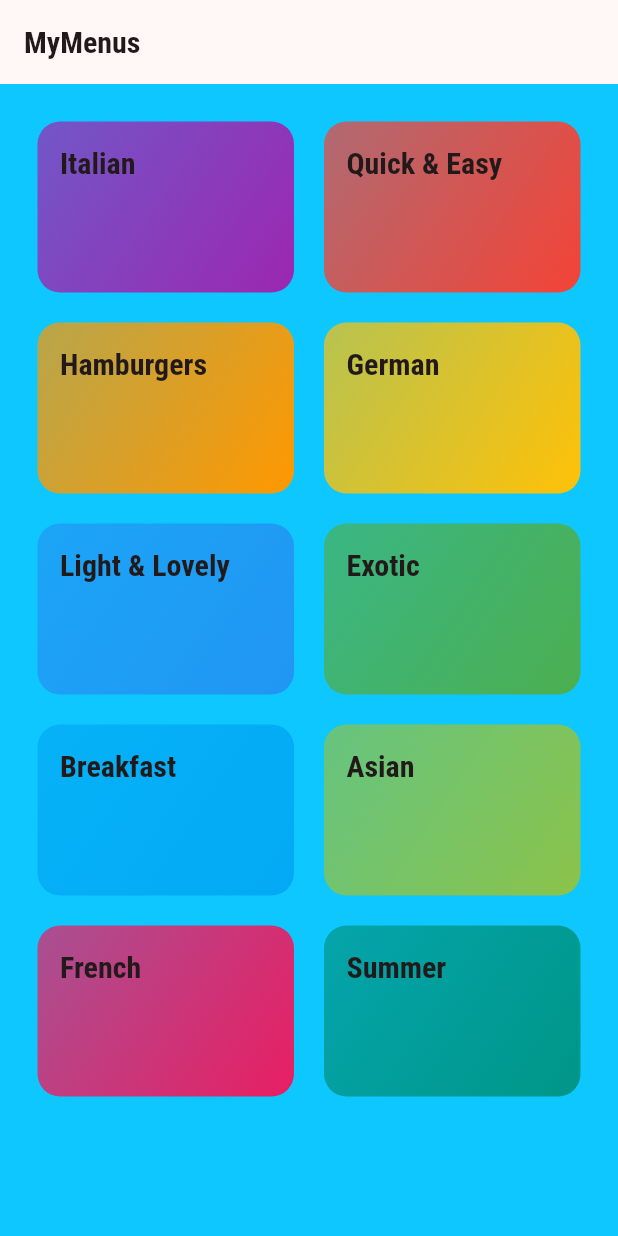
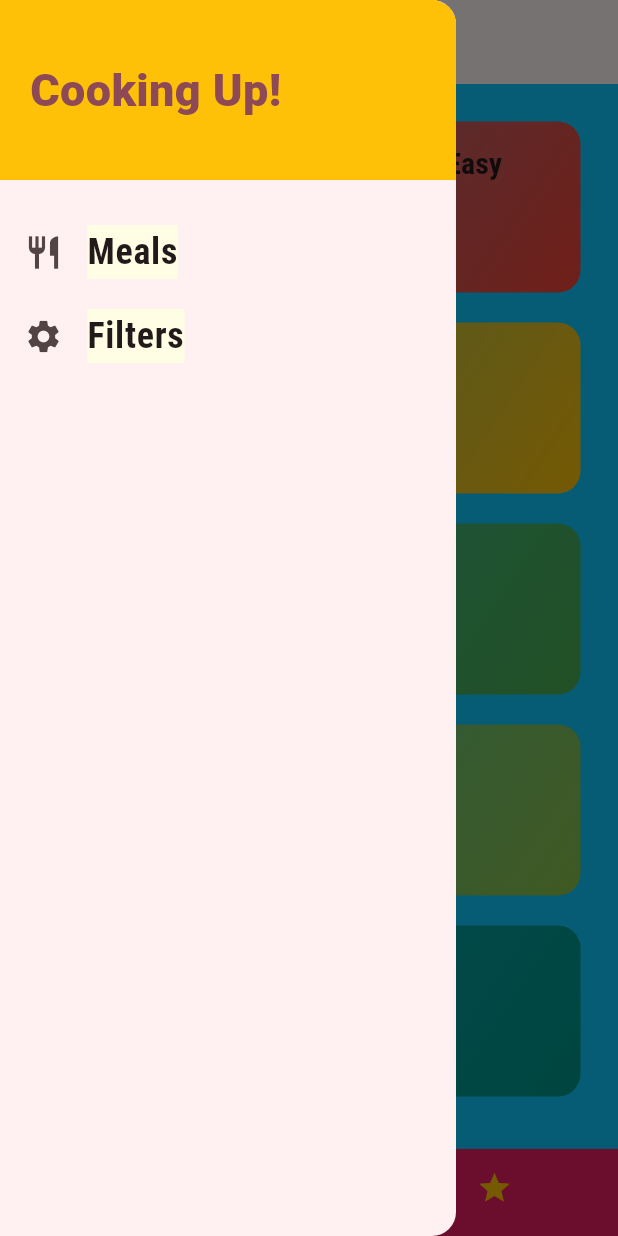
Before and after one commit to lonepu/Demo, a Flutter app: the screen it shows after launch, with the side drawer open (before the commit the screen has no drawer), on a phone screen of 412 x 824 dp. Run offline on Flutter 3.47's test engine with Material 3 defaults, Android fonts, the phone set to English and light mode, and no system bars.

Commit message:
add drawer and link with drawer pages

```diff
--- a/unit07/unit07/lib/main.dart
+++ b/unit07/unit07/lib/main.dart
@@ -2,15 +2,19 @@ import 'package:flutter/material.dart';
 import './screens/category_meals_screen.dart';
 import './screens/categories_screen.dart';
 import './screens/meal_detail_screen.dart';
+import './screens/tabs_screen.dart';
+import './screens/filters_screen.dart';
 
 void main() => runApp(MyApp());
 
 class MyApp extends StatelessWidget {
+  const MyApp({super.key});
   @override
   Widget build(BuildContext context) {
     return MaterialApp(
       title: 'DeliMeals',
       theme: ThemeData(
+        primaryColor: Colors.pink,
         colorScheme: ColorScheme.fromSeed(
           seedColor: Colors.pink, // replaces primarySwatch
           secondary: Colors.amber, // replaces accentColor
@@ -43,9 +47,10 @@ class MyApp extends StatelessWidget {
       // home: CategoriesScreen(),
       initialRoute: '/',
       routes: {
-        '/': (ctx) => CategoriesScreen(),
+        '/': (ctx) => TabsScreen(),
         CategoryMealsScreen.routName: (ctx) => CategoryMealsScreen(),
         MealDetailScreen.routName: (ctx) => MealDetailScreen(),
+        FiltersScreen.routeName: (ctx) => FiltersScreen(),
       },
       onGenerateRoute: (settings) {
         print(settings.arguments);
--- a/unit07/unit07/lib/screens/categories_screen.dart
+++ b/unit07/unit07/lib/screens/categories_screen.dart
@@ -7,9 +7,7 @@ class CategoriesScreen extends StatelessWidget {
 
   @override
   Widget build(BuildContext context) {
-    return Scaffold(
-      appBar: AppBar(title: const Text('MyMenus')),
-      body: GridView(
+    return GridView(
       padding: const EdgeInsets.all(25),
       gridDelegate: SliverGridDelegateWithMaxCrossAxisExtent(
         maxCrossAxisExtent: 200,
@@ -19,11 +17,9 @@ class CategoriesScreen extends StatelessWidget {
       ),
       children: DUMMY_CATEGORIES
           .map(
-              (catData) =>
-                  CategoryItem(catData.id, catData.title, catData.color),
+            (catData) => CategoryItem(catData.id, catData.title, catData.color),
           )
           .toList(),
-      ),
     );
   }
 }
--- /dev/null
+++ b/unit07/unit07/lib/screens/favorites_screen.dart
@@ -0,0 +1,10 @@
+import 'package:flutter/material.dart';
+
+class FavoritesScreen extends StatelessWidget {
+  const FavoritesScreen({super.key});
+
+  @override
+  Widget build(BuildContext context) {
+    return Center(child: Text('This is Favorite Screen!!!'));
+  }
+}
--- /dev/null
+++ b/unit07/unit07/lib/screens/filters_screen.dart
@@ -0,0 +1,14 @@
+import 'package:flutter/material.dart';
+
+class FiltersScreen extends StatelessWidget {
+  // const FiltersScreen({super.key});
+  static const routeName = '/filters';
+
+  @override
+  Widget build(BuildContext context) {
+    return Scaffold(
+      backgroundColor: Theme.of(context).colorScheme.secondary,
+      body: Center(child: Container(child: Text('Filters'))),
+    );
+  }
+}
--- /dev/null
+++ b/unit07/unit07/lib/screens/tabs_screen.dart
@@ -0,0 +1,63 @@
+import 'package:flutter/material.dart';
+import './categories_screen.dart';
+import './favorites_screen.dart';
+import '../widgets/main_drawer.dart';
+
+class TabsScreen extends StatefulWidget {
+  // const TabsScreen({super.key});
+
+  @override
+  State<TabsScreen> createState() => _TabsScreenState();
+}
+
+class _TabsScreenState extends State<TabsScreen> {
+  final List<Map<String, Object>> _pages = [
+    {'page': CategoriesScreen(), 'title': 'Categories'},
+    {'page': FavoritesScreen(), 'title': 'Your Favorite'},
+  ];
+
+  int _selectedPageIndex = 0;
+
+  void _selectPage(int index) {
+    setState(() {
+      _selectedPageIndex = index;
+    });
+  }
+
+  @override
+  Widget build(BuildContext context) {
+    return Scaffold(
+      appBar: AppBar(
+        title: Text(
+          _pages[_selectedPageIndex]['title'] as String,
+        ), // as String က tutorial ထဲမပါဖူး
+      ),
+      drawer: MainDrawer(), // adding Drawers
+      body:
+          _pages[_selectedPageIndex]['page']
+              as Widget, // as widget က tutorial ထဲမပါဖူး
+      bottomNavigationBar: BottomNavigationBar(
+        onTap: _selectPage,
+        selectedItemColor: Colors.white,
+        unselectedItemColor: Theme.of(context).colorScheme.secondary,
+        currentIndex: _selectedPageIndex,
+        type: BottomNavigationBarType.shifting,
+
+        items: [
+          BottomNavigationBarItem(
+            backgroundColor: Theme.of(context).primaryColor,
+            icon: Icon(Icons.category),
+            label: 'Category',
+            //replace with title in tutorial
+          ),
+          BottomNavigationBarItem(
+            backgroundColor: Theme.of(context).primaryColor,
+            icon: Icon(Icons.star),
+            label: 'Favourite',
+          ),
+        ],
+        backgroundColor: Theme.of(context).colorScheme.primary,
+      ),
+    );
+  }
+}
--- /dev/null
+++ b/unit07/unit07/lib/widgets/main_drawer.dart
@@ -0,0 +1,58 @@
+import 'package:flutter/material.dart';
+import '../screens/filters_screen.dart';
+
+class MainDrawer extends StatelessWidget {
+  // Function for ListTile Style
+  const MainDrawer({super.key});
+
+  Widget buildListTile(String title, IconData icon, Function tapHandler) {
+    return ListTile(
+      leading: Icon(icon, size: 26),
+      title: Text(
+        title,
+        style: TextStyle(
+          fontFamily: 'RobotoCondensed',
+          fontSize: 24,
+          fontWeight: FontWeight.bold,
+        ),
+      ),
+      onTap: () => tapHandler(),
+    );
+  }
+
+  @override
+  Widget build(BuildContext context) {
+    return Drawer(
+      child: Column(
+        children: [
+          Container(
+            //contrainer Design for Drawer
+            color: Theme.of(context).colorScheme.secondary,
+            height: 120,
+            width: double.infinity,
+            padding: EdgeInsets.all(20),
+            alignment: Alignment.centerLeft,
+            child:
+                //text adding for drawer title
+                Text(
+                  'Cooking Up!',
+                  style: TextStyle(
+                    fontWeight: FontWeight.w900,
+                    fontSize: 30,
+                    color: Theme.of(context).colorScheme.primary,
+                  ),
+                ),
+          ),
+          SizedBox(height: 20),
+          // addig Drawer list for buildListTile
+          buildListTile('Meals', Icons.restaurant, () {
+            Navigator.of(context).pushNamed('/');
+          }),
+          buildListTile('Filters', Icons.settings, () {
+            Navigator.of(context).pushNamed(FiltersScreen.routeName);
+          }),
+        ],
+      ),
+    );
+  }
+}
```
Also changed, not shown: unit07/unit07/web_entrypoint.dart (added), 1 other file. Lines whose indentation alone changed are shown as unchanged.
